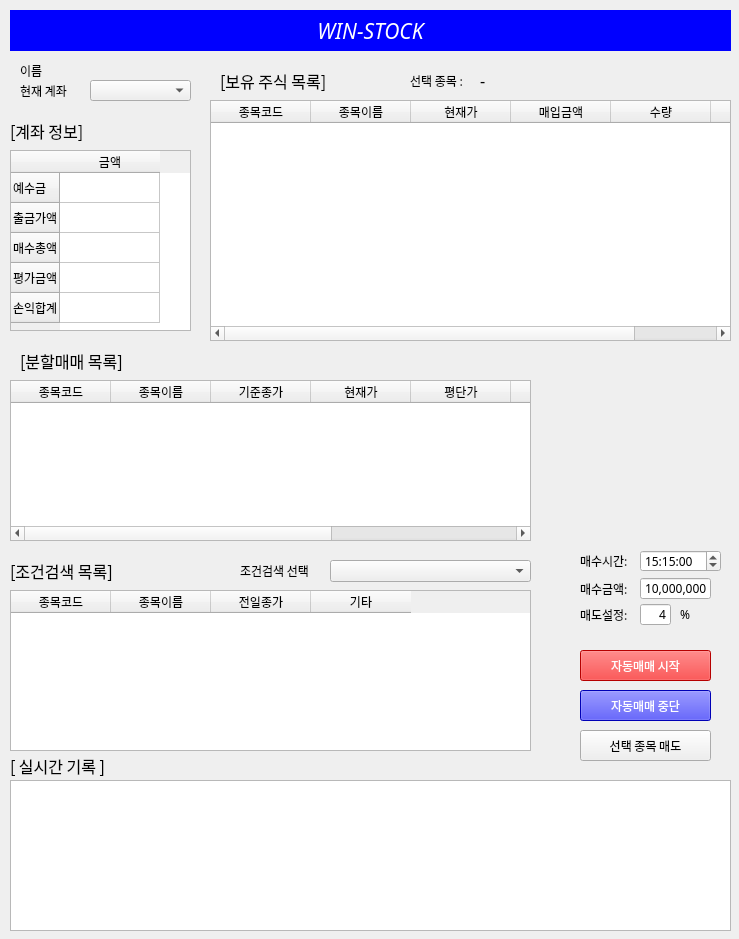
This is WinStock_project/ui/main.ui in sun-a-i/mandleda as Qt 5 draws it before an edit. The edited form follows.
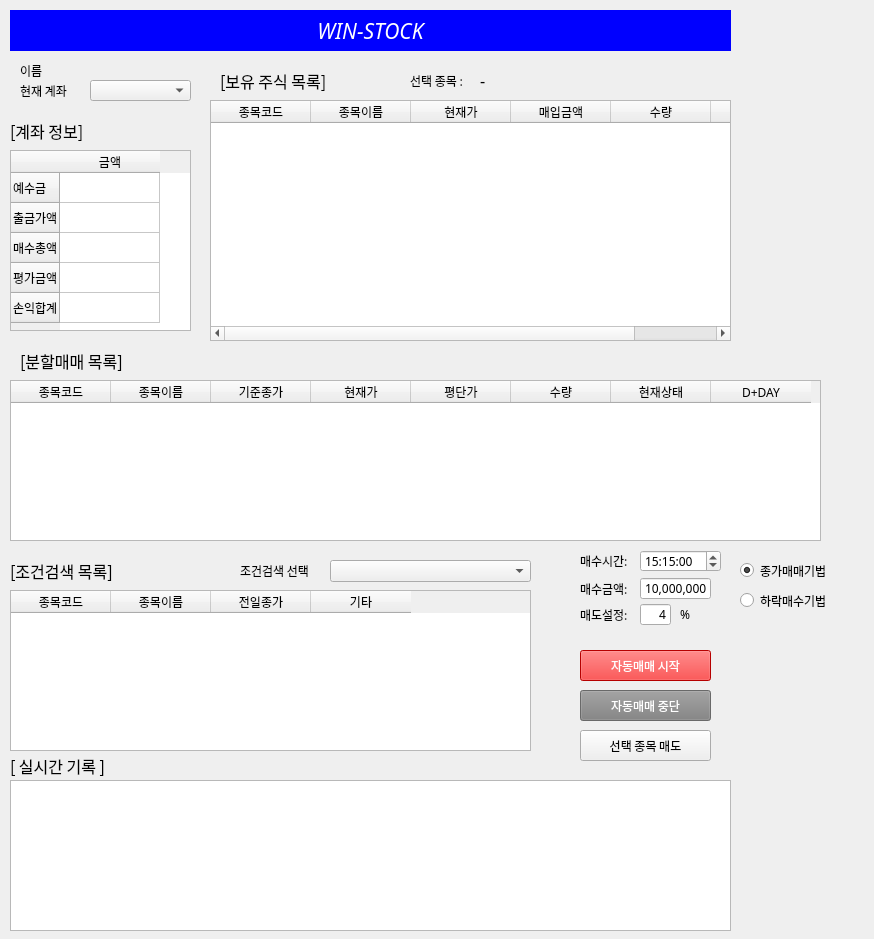
This is the edited form.

```diff
--- a/WinStock_project/ui/main.ui
+++ b/WinStock_project/ui/main.ui
@@ -6,7 +6,7 @@
    <rect>
     <x>0</x>
     <y>0</y>
-    <width>739</width>
+    <width>874</width>
     <height>939</height>
    </rect>
   </property>
@@ -477,6 +477,9 @@
    </property>
   </widget>
   <widget class="QPushButton" name="trading_stop_btn">
+   <property name="enabled">
+    <bool>false</bool>
+   </property>
    <property name="geometry">
     <rect>
      <x>580</x>
@@ -495,12 +498,18 @@
    <property name="styleSheet">
     <string notr="true">color:white;
 
-background-color:blue;
+background-color:gray;
 </string>
    </property>
    <property name="text">
     <string>자동매매 중단</string>
    </property>
+   <property name="checkable">
+    <bool>false</bool>
+   </property>
+   <property name="checked">
+    <bool>false</bool>
+   </property>
   </widget>
   <widget class="QLabel" name="label_3">
    <property name="geometry">
@@ -651,7 +660,7 @@
     <rect>
      <x>10</x>
      <y>380</y>
-     <width>521</width>
+     <width>811</width>
      <height>161</height>
     </rect>
    </property>
@@ -724,6 +733,35 @@
     <string>[분할매매 목록]</string>
    </property>
   </widget>
+  <widget class="QRadioButton" name="closeBuy_rdo_btn">
+   <property name="geometry">
+    <rect>
+     <x>740</x>
+     <y>560</y>
+     <width>101</width>
+     <height>21</height>
+    </rect>
+   </property>
+   <property name="text">
+    <string>종가매매기법</string>
+   </property>
+   <property name="checked">
+    <bool>true</bool>
+   </property>
+  </widget>
+  <widget class="QRadioButton" name="fellDown_rdo_btn">
+   <property name="geometry">
+    <rect>
+     <x>740</x>
+     <y>590</y>
+     <width>101</width>
+     <height>21</height>
+    </rect>
+   </property>
+   <property name="text">
+    <string>하락매수기법</string>
+   </property>
+  </widget>
  </widget>
  <tabstops>
   <tabstop>account_list</tabstop>
```
